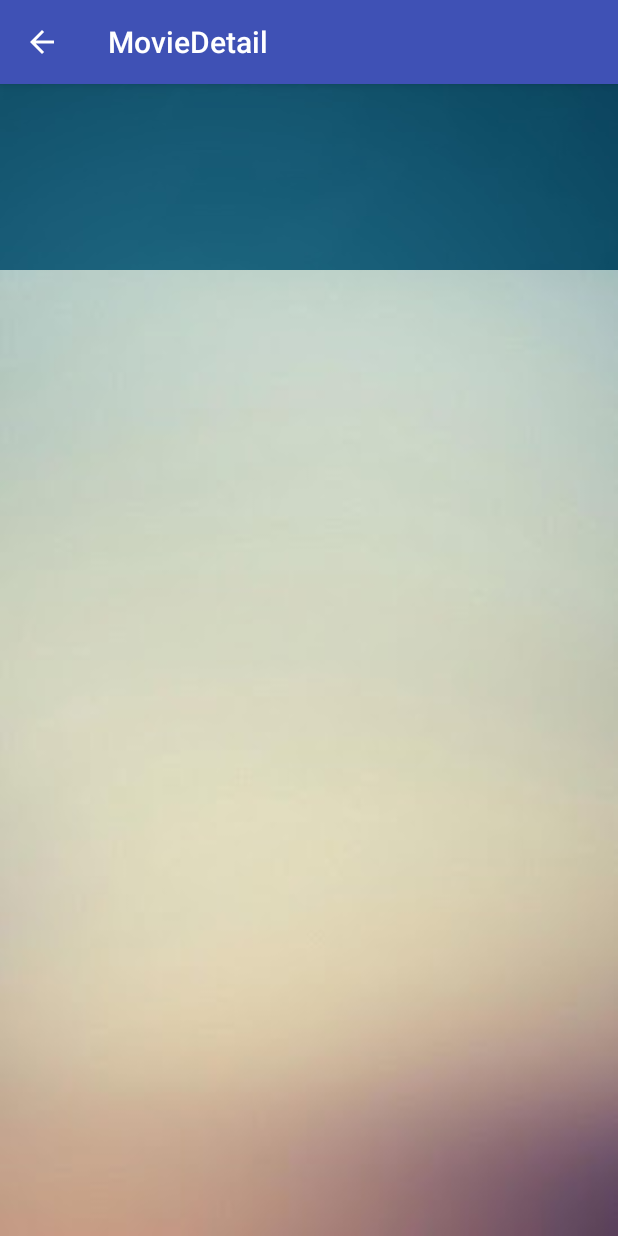
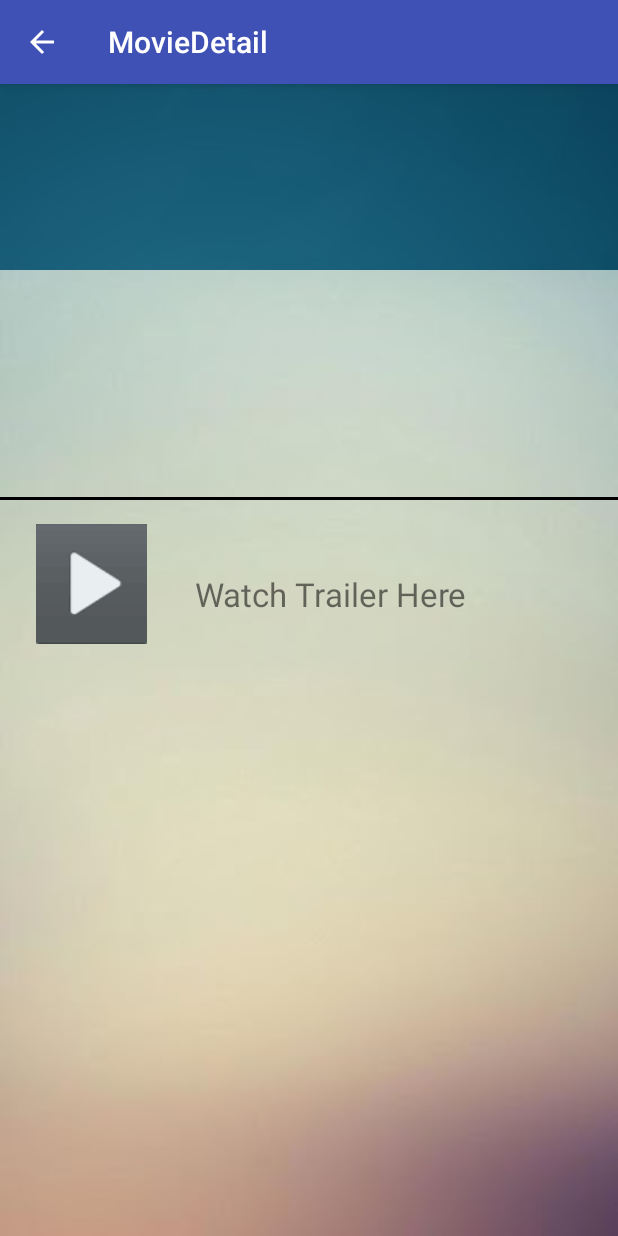
Before and after one commit to WallEager/Popular__Movies, an Android app: the MovieDetailFragment screen opened directly, with no data from a screen before it, on a phone screen of 412 x 824 dp. Run offline under Robolectric (Android 15) with nearby library versions, the phone set to English and light mode, and no system bars; our stand-ins replace Picasso; pictures from the network do not load.

Commit message:
trailer added

```diff
--- a/app/src/main/java/com/example/android/popularmovies/MovieDetail.java
+++ b/app/src/main/java/com/example/android/popularmovies/MovieDetail.java
@@ -4,8 +4,10 @@ import android.content.Intent;
 import android.os.Bundle;
 import android.support.v7.app.AppCompatActivity;
 import android.support.v7.widget.Toolbar;
+import android.util.Log;
 import android.view.Menu;
 import android.view.MenuItem;
+import android.view.View;
 
 /**
  * Created by Udit on 08-12-2015.
@@ -52,4 +54,5 @@ public class MovieDetail extends AppCompatActivity {
         }
         return super.onOptionsItemSelected(item);
     }
+
 }
--- a/app/src/main/res/layout/movie_detail_fragment.xml
+++ b/app/src/main/res/layout/movie_detail_fragment.xml
@@ -58,5 +58,36 @@
         android:paddingTop="8dp"
         android:paddingLeft="8dp"
         android:paddingRight="8dp"/>
+
+    <View
+        android:paddingTop="8dp"
+        android:layout_width="fill_parent"
+        android:layout_height="2dp"
+        android:background="#000000"/>
+
+    <RelativeLayout
+        android:layout_width="match_parent"
+        android:layout_height="wrap_content">
+        <ImageView
+            android:layout_width="wrap_content"
+            android:layout_height="wrap_content"
+            android:id="@+id/trailer_icon"
+            android:paddingLeft="24dp"
+            android:paddingTop="16dp"
+            android:src="@drawable/images"
+            android:paddingBottom="16dp"
+            />
+        <TextView
+            android:layout_width="wrap_content"
+            android:layout_height="wrap_content"
+            android:text="Watch Trailer Here"
+            android:layout_toRightOf="@+id/trailer_icon"
+            android:id="@+id/trailer"
+            android:paddingLeft="32dp"
+            android:paddingTop="24dp"
+            android:textSize="22dp"
+            android:layout_marginTop="24dp"/>
+    </RelativeLayout>
+
 </LinearLayout>
 </ScrollView>
```
Also changed, not shown: app/src/main/java/com/example/android/popularmovies/MovieDetailFragment.java (+87 -1 lines), app/src/main/res/drawable/images.png (added).
